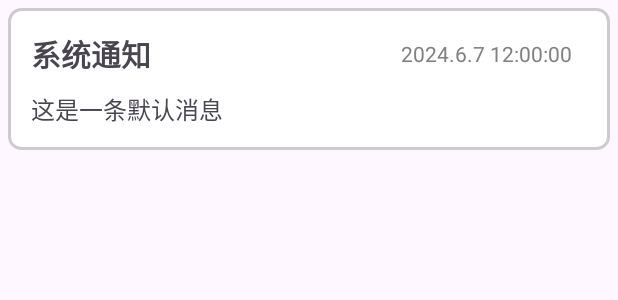
After one commit to mj3622/SmartHomeApp, an Android app: the layout item_message.xml on its own in the app's theme, with its tools: preview values and no code run, on a phone screen of 412 x 824 dp. The commit adds this screen. Shown: the top 300 px of the screen. Run offline under Robolectric (Android 15) with nearby library versions, the phone set to English and light mode, and no system bars; network calls fail.

Commit message:
finish message system

```diff
--- a/app/src/main/java/com/minjer/smarthome/utils/TimeUtil.java
+++ b/app/src/main/java/com/minjer/smarthome/utils/TimeUtil.java
@@ -12,7 +12,7 @@ public class TimeUtil {
 
     private static SimpleDateFormat simpleDateFormat = new SimpleDateFormat(PATTERN);
 
-    private static final Long WEAHTER_REFREASH_INTERVAL = (long) (1000 * 60 * 60 * 3);
+    private static final Long WEAHTER_REFREASH_INTERVAL = (long) (1000 * 60 * 60 * 1);
 
     public static String getNowTime() {
         return simpleDateFormat.format(new Date());
--- /dev/null
+++ b/app/src/main/res/layout/item_message.xml
@@ -0,0 +1,41 @@
+<!-- res/layout/list_item.xml -->
+<LinearLayout xmlns:android="http://schemas.android.com/apk/res/android"
+    android:layout_width="match_parent"
+    android:layout_height="wrap_content"
+    android:orientation="vertical"
+    android:background="@drawable/tab_card"
+    android:layout_margin="5dp"
+    android:padding="15dp">
+
+    <LinearLayout
+        android:layout_width="match_parent"
+        android:layout_height="wrap_content"
+        android:orientation="horizontal">
+        <TextView
+            android:id="@+id/message_title"
+            android:layout_width="0dp"
+            android:layout_weight="2"
+            android:layout_height="wrap_content"
+            android:text="系统通知"
+            android:textStyle="bold"
+            android:textSize="20sp" />
+
+        <TextView
+            android:id="@+id/message_time"
+            android:layout_width="0dp"
+            android:layout_weight="1"
+            android:layout_height="wrap_content"
+            android:text="2024.6.7 12:00:00"
+            android:layout_gravity="center"
+            android:textColor="@color/gray"/>
+    </LinearLayout>
+
+    <TextView
+        android:id="@+id/message_context"
+        android:layout_width="wrap_content"
+        android:layout_height="wrap_content"
+        android:layout_marginTop="10dp"
+        android:text="这是一条默认消息"
+        android:textSize="16sp" />
+
+</LinearLayout>
```
Also changed, not shown: app/src/main/java/com/minjer/smarthome/DeviceFragment.java (+7 -3 lines), app/src/main/java/com/minjer/smarthome/MessageBoxActivity.java (+34 -3 lines), app/src/main/java/com/minjer/smarthome/adapter/MessageAdapter.java (added, +55 -0 lines), app/src/main/java/com/minjer/smarthome/pojo/Message.java (added, +37 -0 lines), app/src/main/java/com/minjer/smarthome/utils/MessageUtil.java (added, +33 -0 lines), app/src/main/java/com/minjer/smarthome/utils/PageUtil.java (added, +20 -0 lines), app/src/main/res/layout/activity_message_box.xml (+18 -0 lines), app/src/main/res/drawable/clear.png (added).
